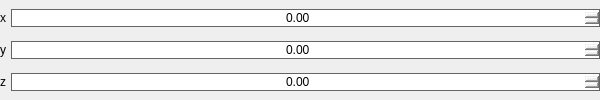
This is VectorInput.ui in ducla9762-stack/abc3d as Qt 5 draws it before an edit. The edited form follows.
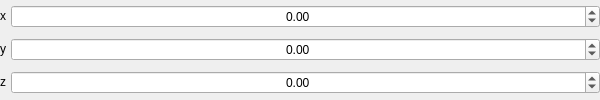
This is the edited form.

Commit message: Quick border fix

What changed in the file:
```diff
--- a/VectorInput.ui
+++ b/VectorInput.ui
@@ -38,7 +38,7 @@
    <item row="1" column="1">
     <widget class="QDoubleSpinBox" name="ySpinner">
      <property name="styleSheet">
-      <string notr="true">border: 1px solid #646464;</string>
+      <string notr="true"/>
      </property>
      <property name="alignment">
       <set>Qt::AlignmentFlag::AlignCenter</set>
@@ -54,7 +54,7 @@
    <item row="0" column="1">
     <widget class="QDoubleSpinBox" name="xSpinner">
      <property name="styleSheet">
-      <string notr="true">border: 1px solid #646464;</string>
+      <string notr="true"/>
      </property>
      <property name="alignment">
       <set>Qt::AlignmentFlag::AlignCenter</set>
@@ -73,7 +73,7 @@
    <item row="2" column="1">
     <widget class="QDoubleSpinBox" name="zSpinner">
      <property name="styleSheet">
-      <string notr="true">border: 1px solid #646464;</string>
+      <string notr="true"/>
      </property>
      <property name="frame">
       <bool>true</bool>
```
